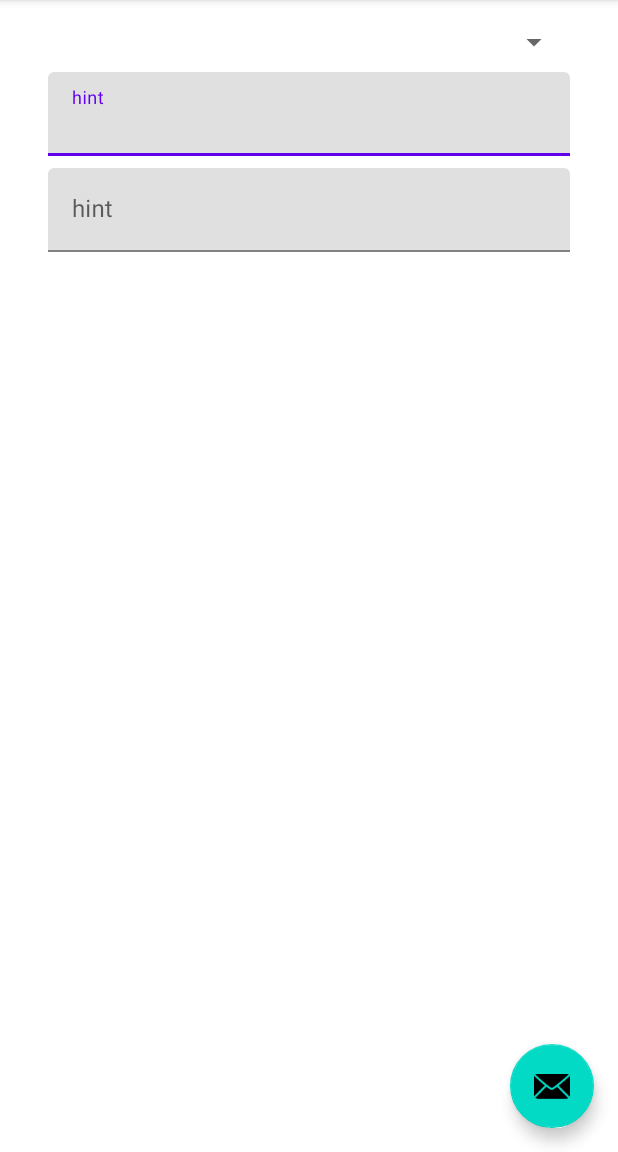
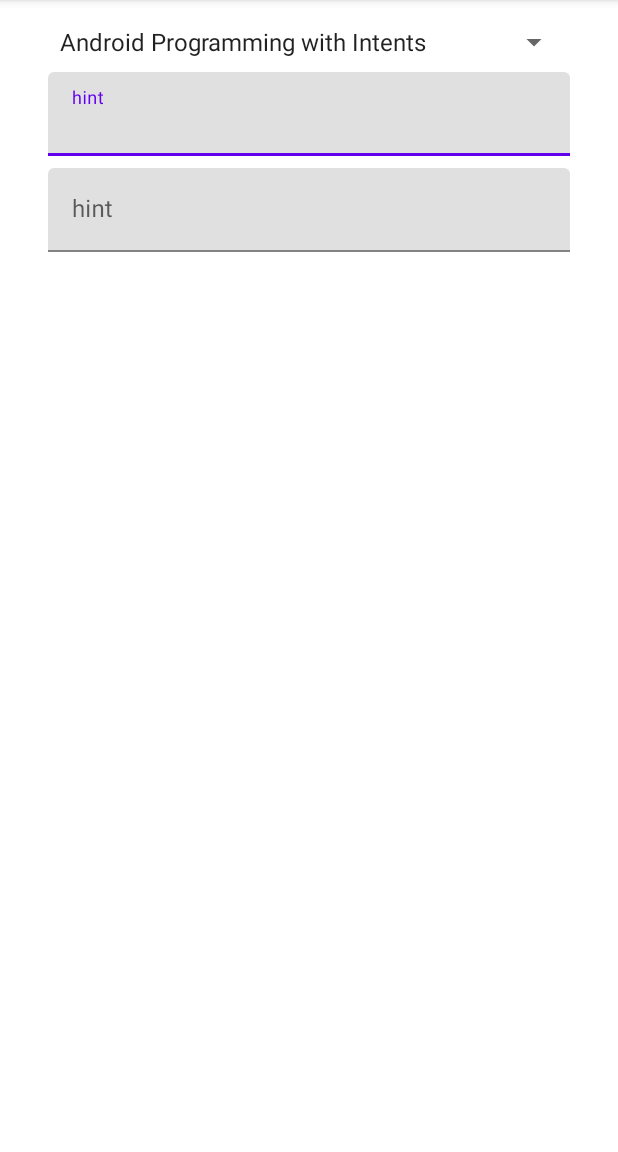
Before and after one commit to Crucialjun/NoteKeeperKotlin, an Android app: the screen it shows after launch (MainActivity), on a phone screen of 412 x 824 dp, the part 84-1236 px from its top. Run offline under Robolectric (Android 15) with nearby library versions, the phone set to English and light mode, and no system bars; 1 statement that could not run was skipped.

Commit message:
Spinner adapter

```diff
--- /dev/null
+++ b/app/src/main/java/com/example/notekeeperkotlin/CourseInfo.java
@@ -0,0 +1,108 @@
+package com.example.notekeeperkotlin;
+
+import android.database.Cursor;
+import android.os.Parcel;
+import android.os.Parcelable;
+
+import java.util.ArrayList;
+import java.util.List;
+
+public final class CourseInfo implements Parcelable {
+    private final String mCourseId;
+    private final String mTitle;
+    private final List<ModuleInfo> mModules;
+
+    public CourseInfo(String courseId, String title, List<ModuleInfo> modules) {
+        mCourseId = courseId;
+        mTitle = title;
+        mModules = modules;
+    }
+
+    private CourseInfo(Parcel source) {
+        mCourseId = source.readString();
+        mTitle = source.readString();
+        mModules = new ArrayList<>();
+        source.readTypedList(mModules, ModuleInfo.CREATOR);
+    }
+
+    public String getCourseId() {
+        return mCourseId;
+    }
+
+    public String getTitle() {
+        return mTitle;
+    }
+
+    public List<ModuleInfo> getModules() {
+        return mModules;
+    }
+
+    public boolean[] getModulesCompletionStatus() {
+        boolean[] status = new boolean[mModules.size()];
+
+        for(int i=0; i < mModules.size(); i++)
+            status[i] = mModules.get(i).isComplete();
+
+        return status;
+    }
+
+    public void setModulesCompletionStatus(boolean[] status) {
+        for(int i=0; i < mModules.size(); i++)
+            mModules.get(i).setComplete(status[i]);
+    }
+
+    public ModuleInfo getModule(String moduleId) {
+        for(ModuleInfo moduleInfo: mModules) {
+            if(moduleId.equals(moduleInfo.getModuleId()))
+                return moduleInfo;
+        }
+        return null;
+    }
+
+    @Override
+    public String toString() {
+        return mTitle;
+    }
+
+    @Override
+    public boolean equals(Object o) {
+        if (this == o) return true;
+        if (o == null || getClass() != o.getClass()) return false;
+
+        CourseInfo that = (CourseInfo) o;
+
+        return mCourseId.equals(that.mCourseId);
+
+    }
+
+    @Override
+    public int hashCode() {
+        return mCourseId.hashCode();
+    }
+    @Override
+    public int describeContents() {
+        return 0;
+    }
+
+    @Override
+    public void writeToParcel(Parcel dest, int flags) {
+        dest.writeString(mCourseId);
+        dest.writeString(mTitle);
+        dest.writeTypedList(mModules);
+    }
+
+    public static final Creator<CourseInfo> CREATOR =
+            new Creator<CourseInfo>() {
+
+                @Override
+                public CourseInfo createFromParcel(Parcel source) {
+                    return new CourseInfo(source);
+                }
+
+                @Override
+                public CourseInfo[] newArray(int size) {
+                    return new CourseInfo[size];
+                }
+            };
+
+}
--- /dev/null
+++ b/app/src/main/java/com/example/notekeeperkotlin/DataManager.java
@@ -0,0 +1,194 @@
+package com.example.notekeeperkotlin;
+
+import java.util.ArrayList;
+import java.util.List;
+
+public class DataManager {
+    private static DataManager ourInstance = null;
+
+    private List<CourseInfo> mCourses = new ArrayList<>();
+    private List<NoteInfo> mNotes = new ArrayList<>();
+
+    public static DataManager getInstance() {
+        if(ourInstance == null) {
+            ourInstance = new DataManager();
+            ourInstance.initializeCourses();
+            ourInstance.initializeExampleNotes();
+        }
+        return ourInstance;
+    }
+
+    public String getCurrentUserName() {
+        return "Jim Wilson";
+    }
+
+    public String getCurrentUserEmail() {
+        return "jimw@jwhh.com";
+    }
+
+    public List<NoteInfo> getNotes() {
+        return mNotes;
+    }
+
+    public int createNewNote() {
+        NoteInfo note = new NoteInfo(null, null, null);
+        mNotes.add(note);
+        return mNotes.size() - 1;
+    }
+
+    public int findNote(NoteInfo note) {
+        for(int index = 0; index < mNotes.size(); index++) {
+            if(note.equals(mNotes.get(index)))
+                return index;
+        }
+
+        return -1;
+    }
+
+    public void removeNote(int index) {
+        mNotes.remove(index);
+    }
+
+    public List<CourseInfo> getCourses() {
+        return mCourses;
+    }
+
+    public CourseInfo getCourse(String id) {
+        for (CourseInfo course : mCourses) {
+            if (id.equals(course.getCourseId()))
+                return course;
+        }
+        return null;
+    }
+
+    public List<NoteInfo> getNotes(CourseInfo course) {
+        ArrayList<NoteInfo> notes = new ArrayList<>();
+        for(NoteInfo note:mNotes) {
+            if(course.equals(note.getCourse()))
+                notes.add(note);
+        }
+        return notes;
+    }
+
+    public int getNoteCount(CourseInfo course) {
+        int count = 0;
+        for(NoteInfo note:mNotes) {
+            if(course.equals(note.getCourse()))
+                count++;
+        }
+        return count;
+    }
+
+    private DataManager() {
+    }
+
+    //region Initialization code
+
+    private void initializeCourses() {
+        mCourses.add(initializeCourse1());
+        mCourses.add(initializeCourse2());
+        mCourses.add(initializeCourse3());
+        mCourses.add(initializeCourse4());
+    }
+
+    public void initializeExampleNotes() {
+        final DataManager dm = getInstance();
+
+        CourseInfo course = dm.getCourse("android_intents");
+        course.getModule("android_intents_m01").setComplete(true);
+        course.getModule("android_intents_m02").setComplete(true);
+        course.getModule("android_intents_m03").setComplete(true);
+        mNotes.add(new NoteInfo(course, "Dynamic intent resolution",
+                "Wow, intents allow components to be resolved at runtime"));
+        mNotes.add(new NoteInfo(course, "Delegating intents",
+                "PendingIntents are powerful; they delegate much more than just a component invocation"));
+
+        course = dm.getCourse("android_async");
+        course.getModule("android_async_m01").setComplete(true);
+        course.getModule("android_async_m02").setComplete(true);
+        mNotes.add(new NoteInfo(course, "Service default threads",
+                "Did you know that by default an Android Service will tie up the UI thread?"));
+        mNotes.add(new NoteInfo(course, "Long running operations",
+                "Foreground Services can be tied to a notification icon"));
+
+        course = dm.getCourse("java_lang");
+        course.getModule("java_lang_m01").setComplete(true);
+        course.getModule("java_lang_m02").setComplete(true);
+        course.getModule("java_lang_m03").setComplete(true);
+        course.getModule("java_lang_m04").setComplete(true);
+        course.getModule("java_lang_m05").setComplete(true);
+        course.getModule("java_lang_m06").setComplete(true);
+        course.getModule("java_lang_m07").setComplete(true);
+        mNotes.add(new NoteInfo(course, "Parameters",
+                "Leverage variable-length parameter lists"));
+        mNotes.add(new NoteInfo(course, "Anonymous classes",
+                "Anonymous classes simplify implementing one-use types"));
+
+        course = dm.getCourse("java_core");
+        course.getModule("java_core_m01").setComplete(true);
+        course.getModule("java_core_m02").setComplete(true);
+        course.getModule("java_core_m03").setComplete(true);
+        mNotes.add(new NoteInfo(course, "Compiler options",
+                "The -jar option isn't compatible with with the -cp option"));
+        mNotes.add(new NoteInfo(course, "Serialization",
+                "Remember to include SerialVersionUID to assure version compatibility"));
+    }
+
+    private CourseInfo initializeCourse1() {
+        List<ModuleInfo> modules = new ArrayList<>();
+        modules.add(new ModuleInfo("android_intents_m01", "Android Late Binding and Intents"));
+        modules.add(new ModuleInfo("android_intents_m02", "Component activation with intents"));
+        modules.add(new ModuleInfo("android_intents_m03", "Delegation and Callbacks through PendingIntents"));
+        modules.add(new ModuleInfo("android_intents_m04", "IntentFilter data tests"));
+        modules.add(new ModuleInfo("android_intents_m05", "Working with Platform Features Through Intents"));
+
+        return new CourseInfo("android_intents", "Android Programming with Intents", modules);
+    }
+
+    private CourseInfo initializeCourse2() {
+        List<ModuleInfo> modules = new ArrayList<>();
+        modules.add(new ModuleInfo("android_async_m01", "Challenges to a responsive user experience"));
+        modules.add(new ModuleInfo("android_async_m02", "Implementing long-running operations as a service"));
+        modules.add(new ModuleInfo("android_async_m03", "Service lifecycle management"));
+        modules.add(new ModuleInfo("android_async_m04", "Interacting with services"));
+
+        return new CourseInfo("android_async", "Android Async Programming and Services", modules);
+    }
+
+    private CourseInfo initializeCourse3() {
+        List<ModuleInfo> modules = new ArrayList<>();
+        modules.add(new ModuleInfo("java_lang_m01", "Introduction and Setting up Your Environment"));
+        modules.add(new ModuleInfo("java_lang_m02", "Creating a Simple App"));
+        modules.add(new ModuleInfo("java_lang_m03", "Variables, Data Types, and Math Operators"));
+        modules.add(new ModuleInfo("java_lang_m04", "Conditional Logic, Looping, and Arrays"));
+        modules.add(new ModuleInfo("java_lang_m05", "Representing Complex Types with Classes"));
+        modules.add(new ModuleInfo("java_lang_m06", "Class Initializers and Constructors"));
+        modules.add(new ModuleInfo("java_lang_m07", "A Closer Look at Parameters"));
+        modules.add(new ModuleInfo("java_lang_m08", "Class Inheritance"));
+        modules.add(new ModuleInfo("java_lang_m09", "More About Data Types"));
+        modules.add(new ModuleInfo("java_lang_m10", "Exceptions and Error Handling"));
+        modules.add(new ModuleInfo("java_lang_m11", "Working with Packages"));
+        modules.add(new ModuleInfo("java_lang_m12", "Creating Abstract Relationships with Interfaces"));
+        modules.add(new ModuleInfo("java_lang_m13", "Static Members, Nested Types, and Anonymous Classes"));
+
+        return new CourseInfo("java_lang", "Java Fundamentals: The Java Language", modules);
+    }
+
+    private CourseInfo initializeCourse4() {
+        List<ModuleInfo> modules = new ArrayList<>();
+        modules.add(new ModuleInfo("java_core_m01", "Introduction"));
+        modules.add(new ModuleInfo("java_core_m02", "Input and Output with Streams and Files"));
+        modules.add(new ModuleInfo("java_core_m03", "String Formatting and Regular Expressions"));
+        modules.add(new ModuleInfo("java_core_m04", "Working with Collections"));
+        modules.add(new ModuleInfo("java_core_m05", "Controlling App Execution and Environment"));
+        modules.add(new ModuleInfo("java_core_m06", "Capturing Application Activity with the Java Log System"));
+        modules.add(new ModuleInfo("java_core_m07", "Multithreading and Concurrency"));
+        modules.add(new ModuleInfo("java_core_m08", "Runtime Type Information and Reflection"));
+        modules.add(new ModuleInfo("java_core_m09", "Adding Type Metadata with Annotations"));
+        modules.add(new ModuleInfo("java_core_m10", "Persisting Objects with Serialization"));
+
+        return new CourseInfo("java_core", "Java Fundamentals: The Core Platform", modules);
+    }
+    //endregion
+
+}
--- /dev/null
+++ b/app/src/main/java/com/example/notekeeperkotlin/ModuleInfo.java
@@ -0,0 +1,89 @@
+package com.example.notekeeperkotlin;
+
+import android.os.Parcel;
+import android.os.Parcelable;
+
+public final class ModuleInfo implements Parcelable {
+    private final String mModuleId;
+    private final String mTitle;
+    private boolean mIsComplete = false;
+
+    public ModuleInfo(String moduleId, String title) {
+        this(moduleId, title, false);
+    }
+
+    public ModuleInfo(String moduleId, String title, boolean isComplete) {
+        mModuleId = moduleId;
+        mTitle = title;
+        mIsComplete = isComplete;
+    }
+
+    private ModuleInfo(Parcel source) {
+        mModuleId = source.readString();
+        mTitle = source.readString();
+        mIsComplete = source.readByte() == 1;
+    }
+
+    public String getModuleId() {
+        return mModuleId;
+    }
+
+    public String getTitle() {
+        return mTitle;
+    }
+
+    public boolean isComplete() {
+        return mIsComplete;
+    }
+
+    public void setComplete(boolean complete) {
+        mIsComplete = complete;
+    }
+
+    @Override
+    public String toString() {
+        return mTitle;
+    }
+
+    @Override
+    public boolean equals(Object o) {
+        if (this == o) return true;
+        if (o == null || getClass() != o.getClass()) return false;
+
+        ModuleInfo that = (ModuleInfo) o;
+
+        return mModuleId.equals(that.mModuleId);
+    }
+
+    @Override
+    public int hashCode() {
+        return mModuleId.hashCode();
+    }
+
+    @Override
+    public int describeContents() {
+        return 0;
+    }
+
+    @Override
+    public void writeToParcel(Parcel dest, int flags) {
+        dest.writeString(mModuleId);
+        dest.writeString(mTitle);
+        dest.writeByte((byte)(mIsComplete ? 1 : 0));
+    }
+
+    public static final Creator<ModuleInfo> CREATOR =
+            new Creator<ModuleInfo>() {
+
+                @Override
+                public ModuleInfo createFromParcel(Parcel source) {
+                    return new ModuleInfo(source);
+                }
+
+                @Override
+                public ModuleInfo[] newArray(int size) {
+                    return new ModuleInfo[size];
+                }
+            };
+
+}
--- a/app/src/main/java/com/example/notekeeperkotlin/NoteFragment.kt
+++ b/app/src/main/java/com/example/notekeeperkotlin/NoteFragment.kt
@@ -1,12 +1,12 @@
 package com.example.notekeeperkotlin
 
 import android.os.Bundle
-import androidx.fragment.app.Fragment
 import android.view.LayoutInflater
 import android.view.View
 import android.view.ViewGroup
-import android.widget.Button
-import androidx.navigation.fragment.findNavController
+import android.widget.ArrayAdapter
+import android.widget.Spinner
+import androidx.fragment.app.Fragment
 
 /**
  * A simple [Fragment] subclass as the default destination in the navigation.
@@ -25,5 +25,15 @@ class NoteFragment : Fragment() {
         super.onViewCreated(view, savedInstanceState)
 
 
+        val courses = DataManager.getInstance().courses
+
+        val adapterCourses =
+            ArrayAdapter<CourseInfo>(requireContext(),android.R.layout.simple_spinner_item,courses)
+
+        adapterCourses.setDropDownViewResource(android.R.layout.simple_spinner_dropdown_item)
+
+        val spinnerCourses = view.findViewById<Spinner>(R.id.spinner_courses)
+
+        spinnerCourses.adapter = adapterCourses
     }
 }
--- /dev/null
+++ b/app/src/main/java/com/example/notekeeperkotlin/NoteInfo.java
@@ -0,0 +1,65 @@
+package com.example.notekeeperkotlin;
+
+import android.os.Parcel;
+import android.os.Parcelable;
+
+public final class NoteInfo {
+    private CourseInfo mCourse;
+    private String mTitle;
+    private String mText;
+
+    public NoteInfo(CourseInfo course, String title, String text) {
+        mCourse = course;
+        mTitle = title;
+        mText = text;
+    }
+
+    public CourseInfo getCourse() {
+        return mCourse;
+    }
+
+    public void setCourse(CourseInfo course) {
+        mCourse = course;
+    }
+
+    public String getTitle() {
+        return mTitle;
+    }
+
+    public void setTitle(String title) {
+        mTitle = title;
+    }
+
+    public String getText() {
+        return mText;
+    }
+
+    public void setText(String text) {
+        mText = text;
+    }
+
+    private String getCompareKey() {
+        return mCourse.getCourseId() + "|" + mTitle + "|" + mText;
+    }
+
+    @Override
+    public boolean equals(Object o) {
+        if (this == o) return true;
+        if (o == null || getClass() != o.getClass()) return false;
+
+        NoteInfo that = (NoteInfo) o;
+
+        return getCompareKey().equals(that.getCompareKey());
+    }
+
+    @Override
+    public int hashCode() {
+        return getCompareKey().hashCode();
+    }
+
+    @Override
+    public String toString() {
+        return getCompareKey();
+    }
+
+}
--- a/app/src/main/res/layout/activity_main.xml
+++ b/app/src/main/res/layout/activity_main.xml
@@ -22,12 +22,4 @@
 
     <include layout="@layout/content_main" />
 
-    <com.google.android.material.floatingactionbutton.FloatingActionButton
-        android:id="@+id/fab"
-        android:layout_width="wrap_content"
-        android:layout_height="wrap_content"
-        android:layout_gravity="bottom|end"
-        android:layout_margin="@dimen/fab_margin"
-        app:srcCompat="@android:drawable/ic_dialog_email" />
-
 </androidx.coordinatorlayout.widget.CoordinatorLayout>
```
